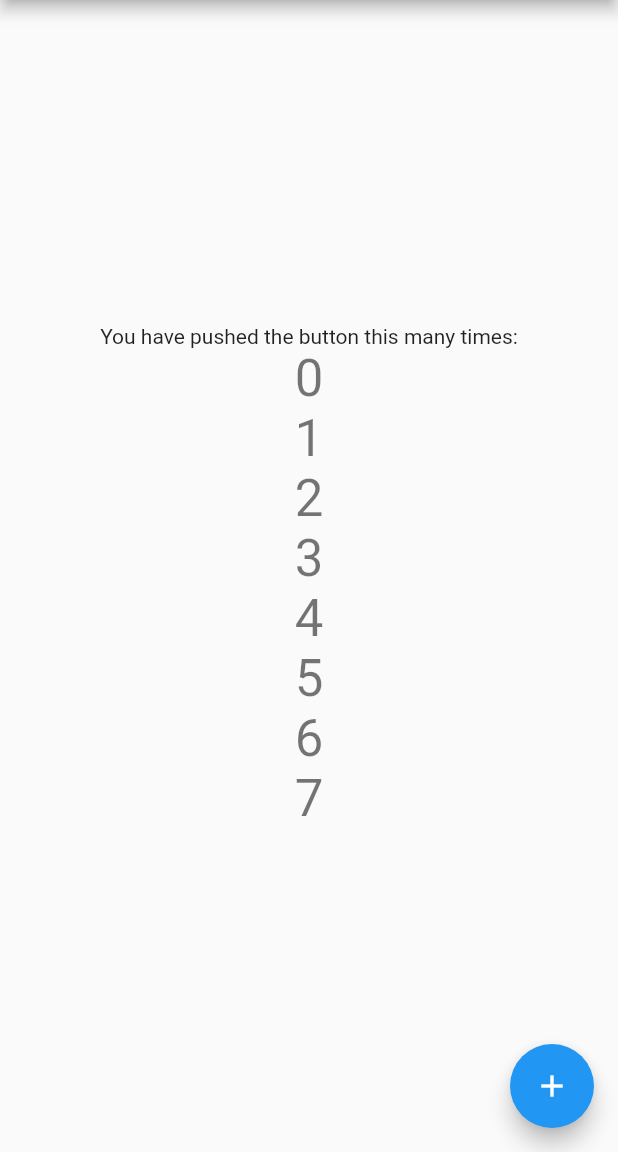
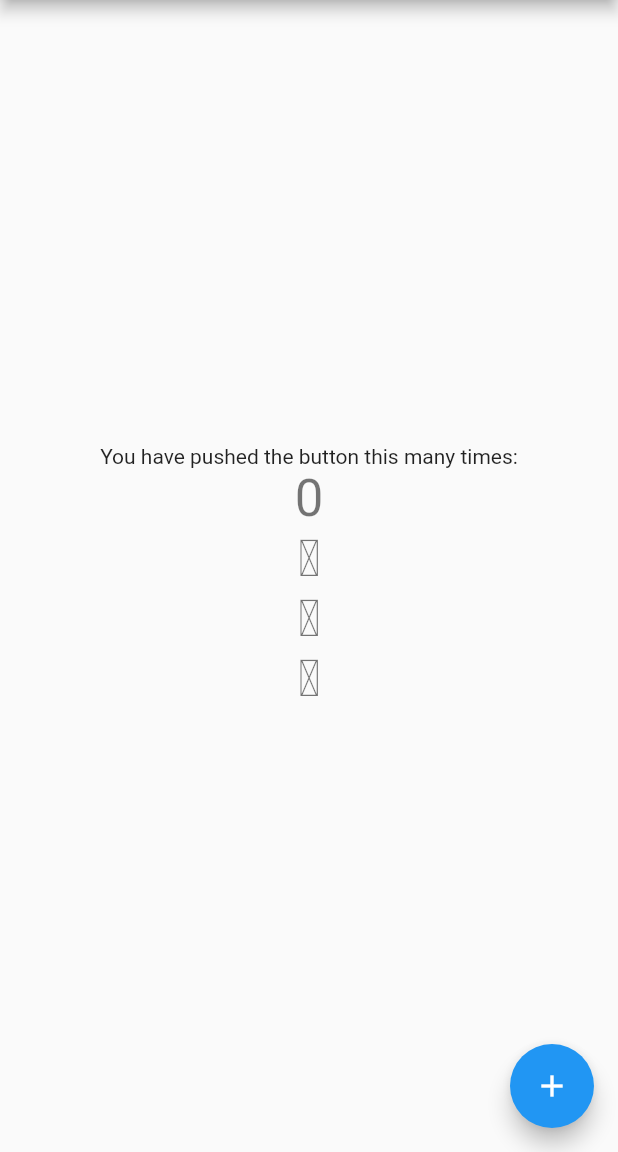
Before and after one commit to ItdaTeam/git_test, a Flutter app: the screen it shows after launch, on a phone screen of 412 x 824 dp, the part 84-1236 px from its top. Run offline on Flutter 3.47's test engine with Material 2 defaults, Android fonts, the phone set to English and light mode, and no system bars.

Commit message:
ㄱㄴㄷ

```diff
--- a/lib/main.dart
+++ b/lib/main.dart
@@ -104,13 +104,9 @@ class _MyHomePageState extends State<MyHomePage> {
             ),
 
 
-            Text('1', style: Theme.of(context).textTheme.headline4,),
-            Text('2', style: Theme.of(context).textTheme.headline4,),
-            Text('3', style: Theme.of(context).textTheme.headline4,),
-            Text('4', style: Theme.of(context).textTheme.headline4,),
-            Text('5', style: Theme.of(context).textTheme.headline4,),
-            Text('6', style: Theme.of(context).textTheme.headline4,),
-            Text('7', style: Theme.of(context).textTheme.headline4,),
+            Text('ㄱ', style: Theme.of(context).textTheme.headline4,),
+            Text('ㄴ', style: Theme.of(context).textTheme.headline4,),
+            Text('ㄷ', style: Theme.of(context).textTheme.headline4,),
           ],
         ),
       ),
```
